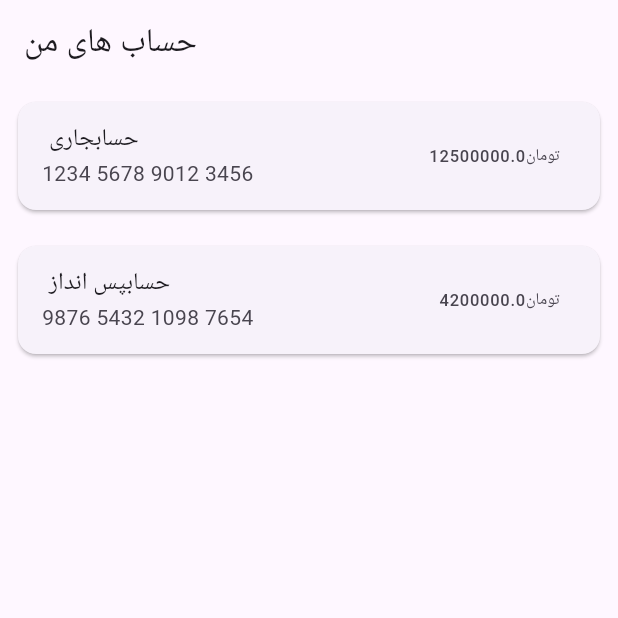
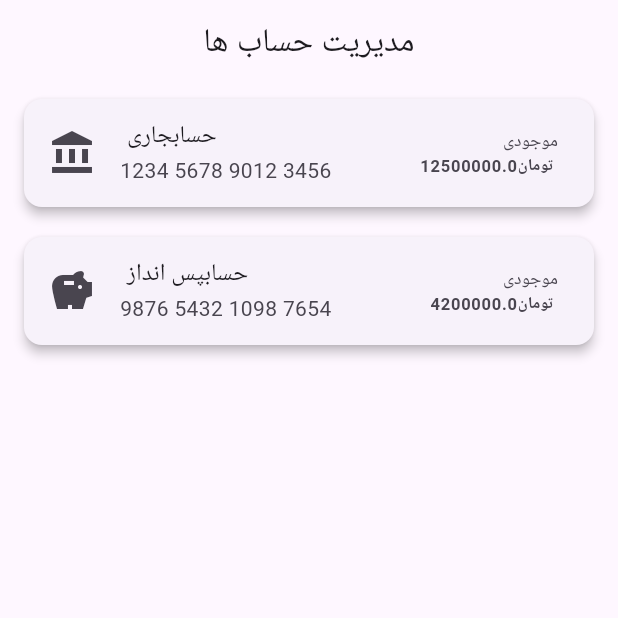
Before and after one commit to iliaffff/AP_Project, a Flutter app: the screen it shows after launch, on a phone screen of 412 x 824 dp, the top half of it. Run offline on Flutter 3.47's test engine with Material 3 defaults, Android fonts, the phone set to English and light mode, and no system bars.

Commit message:
complete accounts management UI

```diff
--- a/lib/screens/accounts/accounts_list_screen.dart
+++ b/lib/screens/accounts/accounts_list_screen.dart
@@ -1,27 +1,54 @@
 import 'package:flutter/material.dart';
 import '../../data/fake_data.dart';
+import '../../models/account.dart';
 
 class AccountsListScreen extends StatelessWidget {
   const AccountsListScreen ({super.key});
 
+  IconData _getIcon(String type) {
+    return type == 'جاری' ? Icons.account_balance : Icons.savings;
+  }
+
   Widget build(BuildContext context) {
-    final accounts = FakeData.accounts;
+    final List<Account> accounts = FakeData.accounts;
 
     return Scaffold(
       appBar: AppBar(
-        title: const Text('حساب های من'),
+        title: const Text('مدیریت حساب ها'),
+        centerTitle: true,
       ),
       body: ListView.builder(
           itemCount: accounts.length,
           itemBuilder: (context, index) {
           final account = accounts[index];
           return Card(
-            margin: const EdgeInsets.all(12),
+            elevation: 3,
+            margin: const EdgeInsets.symmetric(horizontal: 16, vertical: 10),
+            shape: RoundedRectangleBorder(
+              borderRadius: BorderRadius.circular(12),
+            ),
             child: ListTile(
+              leading: Icon(
+                _getIcon(account.type),
+                size: 32,
+              ),
               title: Text(' حساب${account.type}'),
               subtitle: Text(account.id),
-              trailing: Text(
-                '${account.balance}تومان '
+              trailing: Column(
+                mainAxisAlignment: MainAxisAlignment.center,
+                crossAxisAlignment: CrossAxisAlignment.end,
+                children: [
+                  const Text(
+                    'موجودی',
+                    style: TextStyle(fontSize: 12),
+                  ),
+                  Text(
+                    '${account.balance}تومان ',
+                    style: const TextStyle(
+                      fontWeight: FontWeight.bold,
+                    ),
+                  ),
+                ],
               ),
               onTap: () {
                 // بعدا جزئیات حساب رو اضافه میکنم بهش
```
